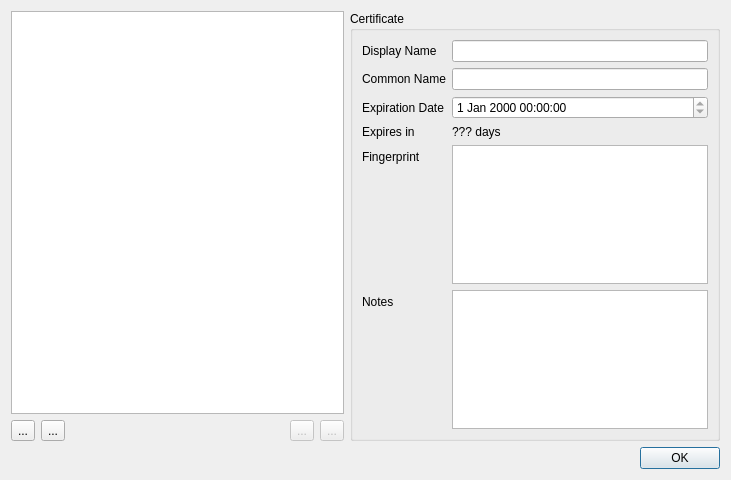
Old version of the form src/certificatemanagementdialog.ui in the repository ikskuh/kristall.
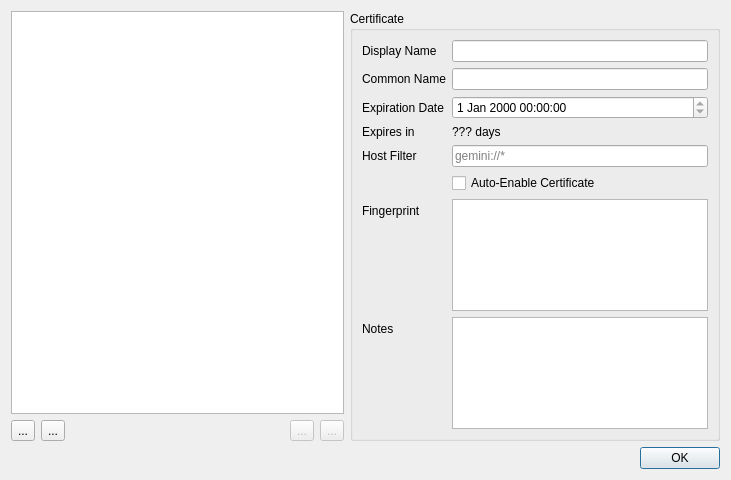
New version of the form. Icons and pictures are not drawn.

Commit message: Patches by @tomasino, starts to implement the auto-enable/host filter feature for client certificates.

What changed in the file:
```diff
--- a/src/certificatemanagementdialog.ui
+++ b/src/certificatemanagementdialog.ui
@@ -182,30 +182,54 @@
             </property>
            </widget>
           </item>
-          <item row="4" column="0">
+          <item row="6" column="0">
            <widget class="QLabel" name="label_6">
             <property name="text">
              <string>Fingerprint</string>
             </property>
            </widget>
           </item>
-          <item row="5" column="0">
+          <item row="7" column="0">
            <widget class="QLabel" name="label_7">
             <property name="text">
              <string>Notes</string>
             </property>
            </widget>
           </item>
-          <item row="4" column="1">
+          <item row="6" column="1">
            <widget class="QPlainTextEdit" name="cert_fingerprint">
             <property name="readOnly">
              <bool>true</bool>
             </property>
            </widget>
           </item>
-          <item row="5" column="1">
+          <item row="7" column="1">
            <widget class="QPlainTextEdit" name="cert_notes"/>
           </item>
+          <item row="4" column="0">
+           <widget class="QLabel" name="label_5">
+            <property name="text">
+             <string>Host Filter</string>
+            </property>
+           </widget>
+          </item>
+          <item row="4" column="1">
+           <widget class="QLineEdit" name="cert_host_filter">
+            <property name="placeholderText">
+             <string>gemini://*</string>
+            </property>
+           </widget>
+          </item>
+          <item row="5" column="1">
+           <widget class="QCheckBox" name="cert_auto_enable">
+            <property name="toolTip">
+             <string>If this is checked, Kristall will automatically enable this certificate when visiting a URL matching the host filter</string>
+            </property>
+            <property name="text">
+             <string>Auto-Enable Certificate</string>
+            </property>
+           </widget>
+          </item>
          </layout>
         </item>
        </layout>
```
The commit also changes 7 other files.
